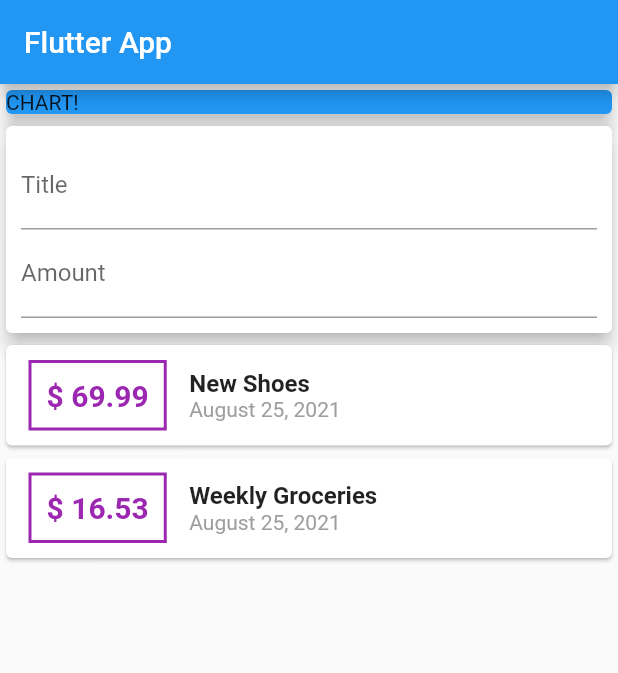
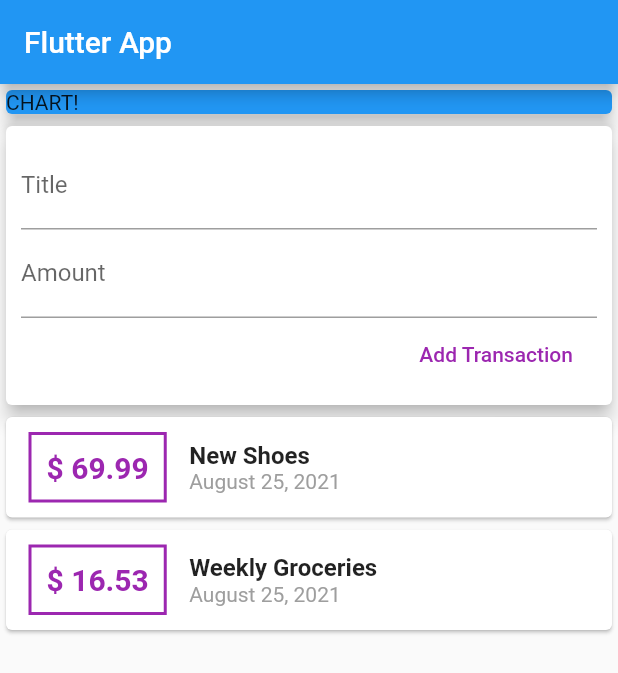
Before and after one commit to nacth/personal_expenses_app, a Flutter app: the screen it shows after launch, on a phone screen of 412 x 824 dp. Shown: the top 673 px of the screen. Run offline on Flutter 3.47's test engine with Material 2 defaults, Android fonts, the phone set to English and light mode, and no system bars.

```diff
--- a/lib/main.dart
+++ b/lib/main.dart
@@ -30,6 +30,9 @@ class MyHomePage extends StatelessWidget {
       date: DateTime.now(),
     ),
   ];
+  final titleController = TextEditingController();
+  final amountController = TextEditingController();
+
   @override
   Widget build(BuildContext context) {
     return Scaffold(
@@ -52,13 +55,24 @@ class MyHomePage extends StatelessWidget {
             child: Container(
               padding: EdgeInsets.all(10),
               child: Column(
+                crossAxisAlignment: CrossAxisAlignment.end,
                 children: [
                   TextField(
                     decoration: InputDecoration(labelText: 'Title'),
+                    controller: titleController,
                   ),
                   TextField(
                     decoration: InputDecoration(labelText: 'Amount'),
+                    controller: amountController,
                   ),
+                  FlatButton(
+                    child: Text('Add Transaction'),
+                    textColor: Colors.purple,
+                    onPressed: () {
+                      print(titleController.text);
+                      print(amountController.text);
+                    },
+                  )
                 ],
               ),
             ),
```
